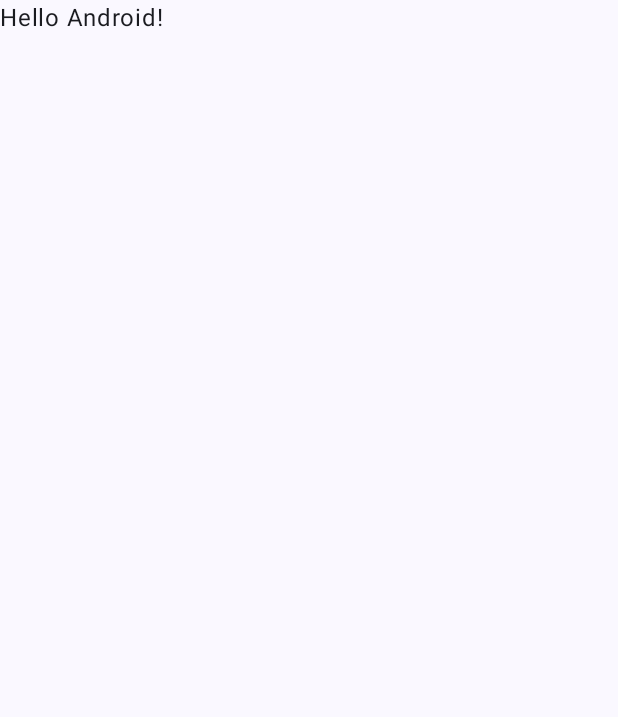
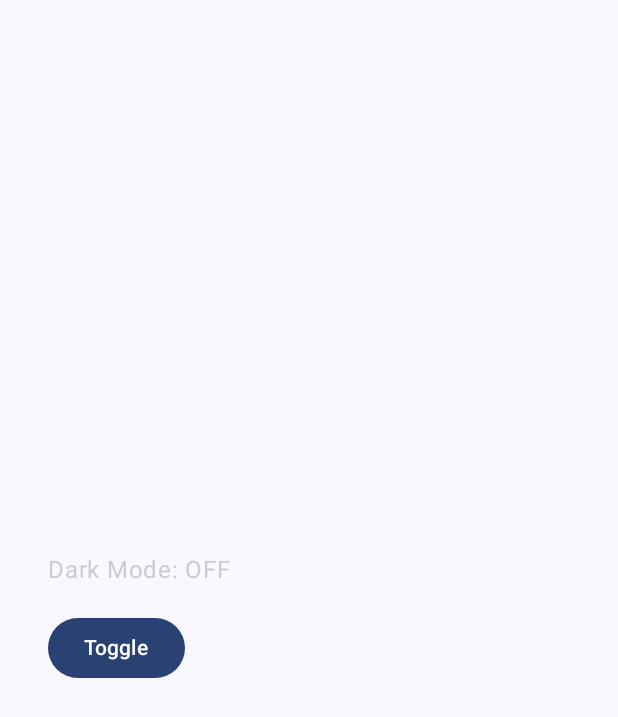
Before and after one commit to josrangel/JetpackDatastoreComposeExample, an Android app built with Jetpack Compose: the screen it shows after launch (MainActivity), on a phone screen of 412 x 824 dp. Before the commit the part shown is almost empty. Shown: the top 717 px of the screen. Run offline under Robolectric (Android 15) with nearby library versions, the phone set to English and light mode, and no system bars.

```diff
--- a/app/build.gradle.kts
+++ b/app/build.gradle.kts
@@ -49,6 +49,9 @@ dependencies {
     implementation(libs.androidx.ui.graphics)
     implementation(libs.androidx.ui.tooling.preview)
     implementation(libs.androidx.material3)
+
+    implementation(libs.datastore.preferences)
+
     testImplementation(libs.junit)
     androidTestImplementation(libs.androidx.junit)
     androidTestImplementation(libs.androidx.espresso.core)
--- a/app/src/main/java/com/josrangel/jetpackdatastoreexample/MainActivity.kt
+++ b/app/src/main/java/com/josrangel/jetpackdatastoreexample/MainActivity.kt
@@ -4,14 +4,29 @@ import android.os.Bundle
 import androidx.activity.ComponentActivity
 import androidx.activity.compose.setContent
 import androidx.activity.enableEdgeToEdge
+import androidx.compose.foundation.layout.Arrangement
+import androidx.compose.foundation.layout.Column
+import androidx.compose.foundation.layout.Spacer
 import androidx.compose.foundation.layout.fillMaxSize
+import androidx.compose.foundation.layout.height
 import androidx.compose.foundation.layout.padding
+import androidx.compose.material3.Button
+import androidx.compose.material3.MaterialTheme
 import androidx.compose.material3.Scaffold
+import androidx.compose.material3.Surface
 import androidx.compose.material3.Text
 import androidx.compose.runtime.Composable
+import androidx.compose.runtime.collectAsState
+import androidx.compose.runtime.getValue
+import androidx.compose.runtime.remember
 import androidx.compose.ui.Modifier
+import androidx.compose.ui.graphics.Color
 import androidx.compose.ui.tooling.preview.Preview
+import androidx.compose.ui.unit.dp
+import androidx.lifecycle.lifecycleScope
+import com.josrangel.jetpackdatastoreexample.data.UserPreferences
 import com.josrangel.jetpackdatastoreexample.ui.theme.JetpackDatastoreExampleTheme
+import kotlinx.coroutines.launch
 
 class MainActivity : ComponentActivity() {
     override fun onCreate(savedInstanceState: Bundle?) {
@@ -19,29 +34,39 @@ class MainActivity : ComponentActivity() {
         enableEdgeToEdge()
         setContent {
             JetpackDatastoreExampleTheme {
-                Scaffold(modifier = Modifier.fillMaxSize()) { innerPadding ->
-                    Greeting(
-                        name = "Android",
-                        modifier = Modifier.padding(innerPadding)
-                    )
+                val darkModeFlow = remember { UserPreferences.getDarkMode(applicationContext) }
+                val darkMode by darkModeFlow.collectAsState(initial = false)
+
+                MaterialTheme {
+                    Surface(modifier = Modifier.fillMaxSize()) {
+                        DarkModeToggle(
+                            isDark = darkMode,
+                            onToggle = {
+                                lifecycleScope.launch {
+                                    UserPreferences.setDarkMode(applicationContext, it)
+                                }
+                            }
+                        )
+                    }
                 }
             }
         }
     }
 }
 
-@Composable
-fun Greeting(name: String, modifier: Modifier = Modifier) {
-    Text(
-        text = "Hello $name!",
-        modifier = modifier
-    )
-}
-
 @Preview(showBackground = true)
 @Composable
-fun GreetingPreview() {
-    JetpackDatastoreExampleTheme {
-        Greeting("Android")
+fun DarkModeToggle(isDark: Boolean, onToggle: (Boolean) -> Unit) {
+    Column(
+        modifier = Modifier
+            .fillMaxSize()
+            .padding(32.dp),
+        verticalArrangement = Arrangement.Center
+    ) {
+        Text("Dark Mode: ${if (isDark) "ON" else "OFF"}", color = if (isDark) Color.DarkGray else Color.LightGray)
+        Spacer(modifier = Modifier.height(16.dp))
+        Button(onClick = { onToggle(!isDark) }) {
+            Text("Toggle")
+        }
     }
 }
--- /dev/null
+++ b/app/src/main/java/com/josrangel/jetpackdatastoreexample/data/UserPreferences.kt
@@ -0,0 +1,27 @@
+package com.josrangel.jetpackdatastoreexample.data
+
+import android.content.Context
+import androidx.datastore.preferences.core.booleanPreferencesKey
+import androidx.datastore.preferences.core.edit
+import androidx.datastore.preferences.preferencesDataStore
+import kotlinx.coroutines.flow.Flow
+import kotlinx.coroutines.flow.map
+
+private const val PREF_NAME = "user_prefs"
+private val Context.dataStore by preferencesDataStore(PREF_NAME)
+
+object UserPreferences {
+    private val DARK_MODE_KEY = booleanPreferencesKey("dark_mode")
+
+    fun getDarkMode(context: Context): Flow<Boolean> {
+        return context.dataStore.data.map { prefs ->
+            prefs[DARK_MODE_KEY] ?: false
+        }
+    }
+
+    suspend fun setDarkMode(context: Context, enabled: Boolean) {
+        context.dataStore.edit { prefs ->
+            prefs[DARK_MODE_KEY] = enabled
+        }
+    }
+}
--- a/gradle/libs.versions.toml
+++ b/gradle/libs.versions.toml
@@ -8,6 +8,7 @@ espressoCore = "3.7.0"
 lifecycleRuntimeKtx = "2.9.4"
 activityCompose = "1.11.0"
 composeBom = "2024.09.00"
+datastore = "1.0.0"
 
 [libraries]
 androidx-core-ktx = { group = "androidx.core", name = "core-ktx", version.ref = "coreKtx" }
@@ -25,6 +26,8 @@ androidx-ui-test-manifest = { group = "androidx.compose.ui", name = "ui-test-man
 androidx-ui-test-junit4 = { group = "androidx.compose.ui", name = "ui-test-junit4" }
 androidx-material3 = { group = "androidx.compose.material3", name = "material3" }
 
+datastore-preferences = { module = "androidx.datastore:datastore-preferences", version.ref = "datastore" }
+
 [plugins]
 android-application = { id = "com.android.application", version.ref = "agp" }
 kotlin-android = { id = "org.jetbrains.kotlin.android", version.ref = "kotlin" }
```
